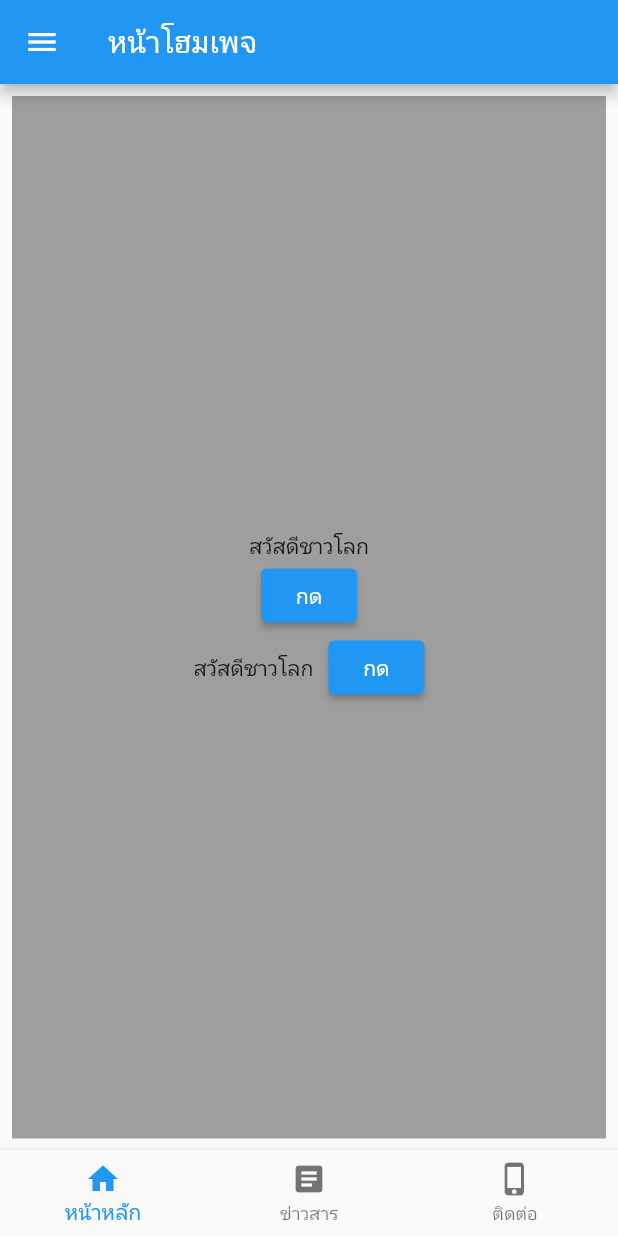
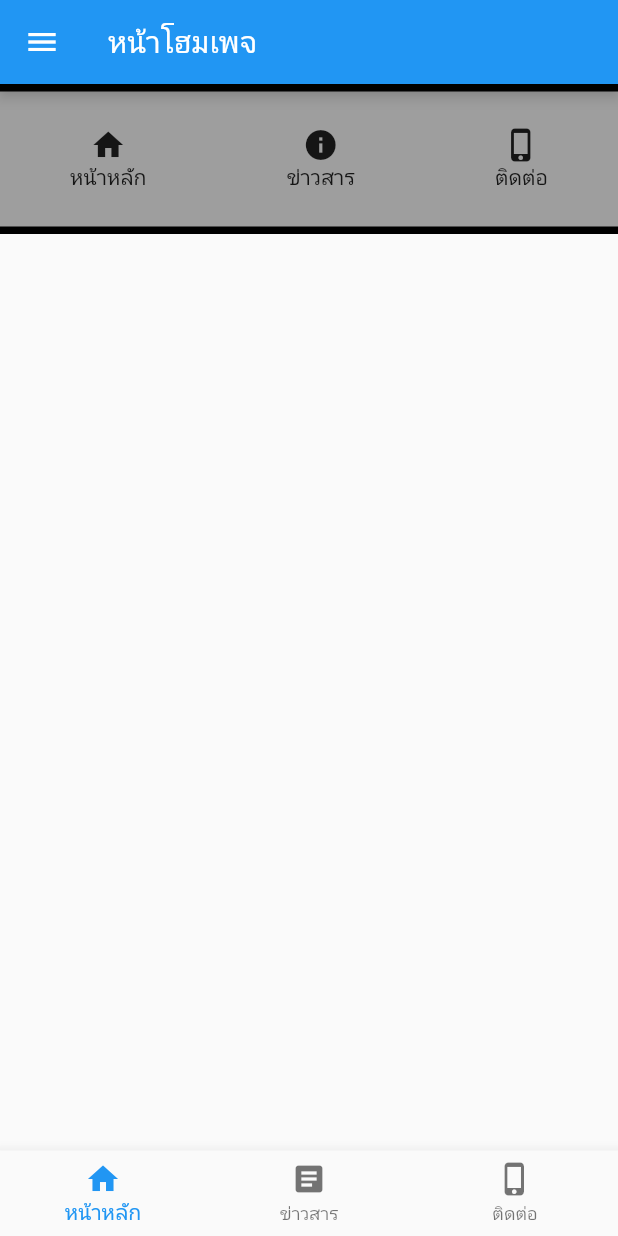
Before and after one commit to chutchapon/Flutter, a Flutter app: the screen it shows after launch, on a phone screen of 412 x 824 dp. Run offline on Flutter 3.47's test engine with Material 2 defaults, Android fonts, the phone set to English and light mode, and no system bars.

Commit message:
Layout decoration success

```diff
--- a/class_06082022/lib/screen/home_screen.dart
+++ b/class_06082022/lib/screen/home_screen.dart
@@ -16,37 +16,77 @@ class _HomeScreenState extends State<HomeScreen> {
       ),
       drawer: const Drawer(),
       body: Container(
-        color: Colors.grey,
-        margin: EdgeInsets.all(8),
-        // margin: EdgeInsets.only(top: 8, left: 8, right: 8),
-        child: Center(
-          child: Column(
-            mainAxisAlignment: MainAxisAlignment.center,
+        child: Container(
+          decoration: const BoxDecoration(
+            border: Border(
+              top: BorderSide(color: Colors.black, width: 5),
+              bottom: BorderSide(
+                color: Colors.black,
+                width: 5,
+              ),
+            ),
+            color: Colors.grey,
+          ),
+          height: 100,
+          child: Row(
+            mainAxisAlignment: MainAxisAlignment.spaceAround,
+            crossAxisAlignment: CrossAxisAlignment.center,
             children: [
               Column(
-                children: [
-                  Text("สวัสดีชาวโลก"),
-                  SizedBox(width: 10),
-                  ElevatedButton(
-                    onPressed: () => [],
-                    child: Text('กด'),
-                  ),
+                mainAxisAlignment: MainAxisAlignment.center,
+                children: const [
+                  Icon(Icons.home),
+                  Text('หน้าหลัก'),
                 ],
               ),
-              Row(
+              Column(
                 mainAxisAlignment: MainAxisAlignment.center,
-                children: [
-                  Text("สวัสดีชาวโลก"),
-                  SizedBox(width: 10),
-                  ElevatedButton(
-                    onPressed: () => [],
-                    child: Text('กด'),
-                  ),
+                children: const [
+                  Icon(Icons.info),
+                  Text('ข่าวสาร'),
+                ],
+              ),
+              Column(
+                mainAxisAlignment: MainAxisAlignment.center,
+                children: const [
+                  Icon(Icons.phone_iphone),
+                  Text('ติดต่อ'),
                 ],
               ),
             ],
           ),
         ),
+        //   color: Colors.grey,
+        //   margin: EdgeInsets.all(8),
+        //   // margin: EdgeInsets.only(top: 8, left: 8, right: 8),
+        //   child: Center(
+        //     child: Column(
+        //       mainAxisAlignment: MainAxisAlignment.center,
+        //       children: [
+        //         Column(
+        //           children: [
+        //             Text("สวัสดีชาวโลก"),
+        //             SizedBox(width: 10),
+        //             ElevatedButton(
+        //               onPressed: () => [],
+        //               child: Text('กด'),
+        //             ),
+        //           ],
+        //         ),
+        //         Row(
+        //           mainAxisAlignment: MainAxisAlignment.center,
+        //           children: [
+        //             Text("สวัสดีชาวโลก"),
+        //             SizedBox(width: 10),
+        //             ElevatedButton(
+        //               onPressed: () => [],
+        //               child: Text('กด'),
+        //             ),
+        //           ],
+        //         ),
+        //       ],
+        //     ),
+        //   ),
       ),
       bottomNavigationBar: BottomNavigationBar(
         items: const [
```
